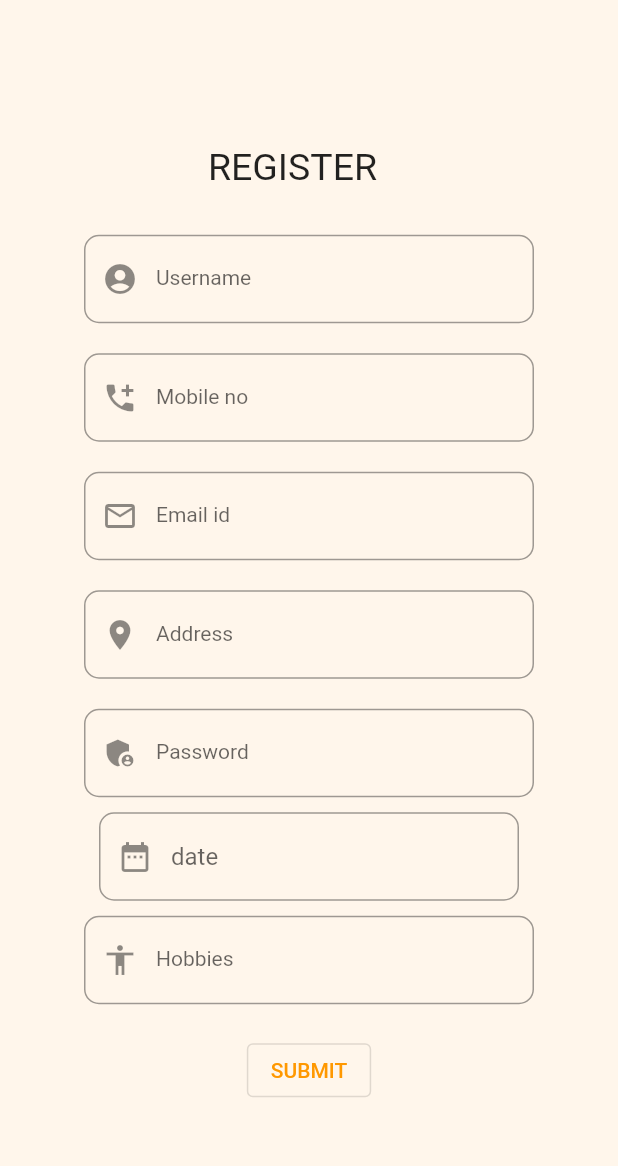
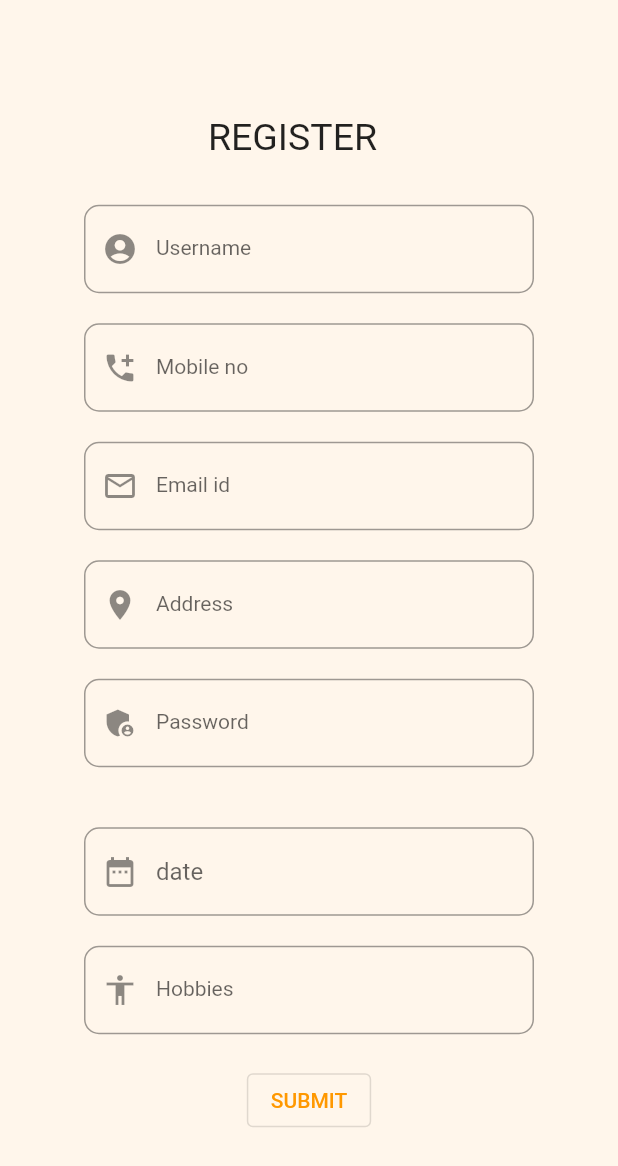
Before and after one commit to smitkachhadiya/myrestaurant, a Flutter app: the screen it shows after launch, on a phone screen of 412 x 824 dp. Shown: the top 1166 px of the screen. Run offline on Flutter 3.47's test engine with Material 2 defaults, Android fonts, the light colour scheme and no system bars.

Commit message:
committed successfully

```diff
--- a/lib/main.dart
+++ b/lib/main.dart
@@ -8,7 +8,6 @@ void main() {
 
 class MyApp extends StatefulWidget {
   const MyApp({super.key});
-
   @override
   State<MyApp> createState() => _MyAppState();
 }
@@ -112,55 +111,30 @@ class _MyAppState extends State<MyApp> {
                           labelStyle: TextStyle(fontSize: 14),
                           prefixIcon: Icon(Icons.admin_panel_settings_sharp)),
                     ),
-                    // Padding(padding: const EdgeInsets.all(10),
-                    // child: ElevatedButton(
-                    //   onPressed: () async {
-                    //     print("Before");
-                    //     DateTime? date = await showDatePicker(
-                    //         context: context,
-                    //         initialDate: DateTime.now(),
-                    //         firstDate: DateTime(1960),
-                    //         lastDate: DateTime(2023));
-                    //     if (date != null) {
-                    //       print(
-                    //           date); //pickedDate output format => 2021-03-10 00:00:00.000
-                    //       String formattedDate = DateFormat('yyyy-MM-dd').format(date);
-                    //       print(
-                    //           formattedDate); //formatted date output using intl package =>  2021-03-16
-                    //       setState(() {
-                    //         dateInput.text =
-                    //             formattedDate; //set output date to TextField value.
-                    //       });
-                    //     } else {}
-                    //   }, child: Text("Datepicker"),),),
-                    Padding(
-                      padding: const EdgeInsets.all(10),
-                      child: TextField(
+                    Padding(padding: const EdgeInsets.all(10)),
+
+                    Padding(padding: const EdgeInsets.all(10)),
+                      TextField(
                         onTap: () async {
                           DateTime? pickedDate = await showDatePicker(
                               context: context,
                               initialDate: DateTime.now(),
-                              firstDate: DateTime(2004),
+                              firstDate: DateTime(2000),
                               lastDate: DateTime(2024));
-
                           if (pickedDate != null) {
-                            String formattedDate =
-                                DateFormat('yyyy-MM-dd').format(pickedDate);
+                            String formattedDate = DateFormat('yyyy-MM-dd').format(pickedDate);
                             setState(() {
-                              dateInput.text =
-                                  formattedDate; //setoutputdatetoTextFieldvalue.
+                              dateInput.text = formattedDate; //setoutputdatetoTextFieldvalue.
                             });
                           }
                         },
                         controller: dateInput,
                         decoration: InputDecoration(
-                            border: OutlineInputBorder(
-                                borderRadius: BorderRadius.circular(10)),
+                            border: OutlineInputBorder(borderRadius: BorderRadius.circular(10)),
                             hintText: 'date',
                             prefixIcon: Icon(Icons.date_range)),
                       ),
-                    ),
-
+                    Padding(padding: const EdgeInsets.all(10)),
                     TextField(
                       decoration: InputDecoration(
                         contentPadding: EdgeInsets.all(20),
```
